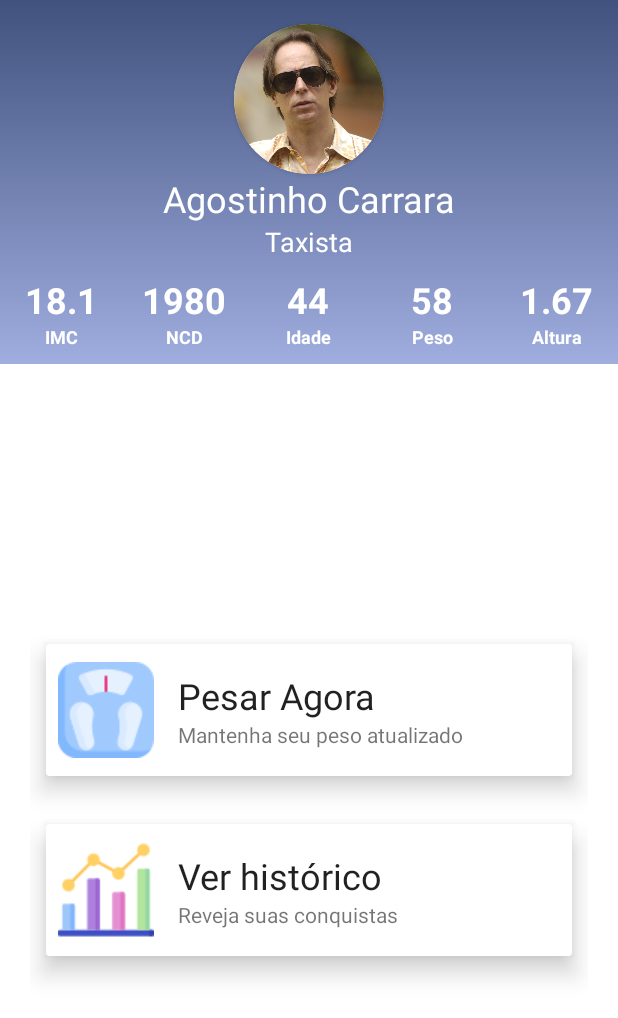
After one commit to bruno95olly/imcApp-projeto, an Android app: the DashboardActivity screen opened directly, with no data from a screen before it, on a phone screen of 412 x 824 dp. The commit adds this screen. Shown: the top 1018 px of the screen. Run offline under Robolectric (Android 15) with nearby library versions, the phone set to English and light mode, and no system bars; Roboto replaces fonts that are not available here.

Commit message:
dashboard feita

```diff
--- /dev/null
+++ b/app/src/main/java/com/example/imcapp/DashboardActivity.kt
@@ -0,0 +1,14 @@
+package com.example.imcapp
+
+import androidx.appcompat.app.AppCompatActivity
+import android.os.Bundle
+
+class DashboardActivity : AppCompatActivity() {
+    override fun onCreate(savedInstanceState: Bundle?) {
+        super.onCreate(savedInstanceState)
+        setContentView(R.layout.activity_dashboard)
+
+        supportActionBar!!.hide()
+
+    }
+}
--- a/app/src/main/java/com/example/imcapp/MainActivity.kt
+++ b/app/src/main/java/com/example/imcapp/MainActivity.kt
@@ -1,12 +1,21 @@
 package com.example.imcapp
 
+import android.content.Intent
 import androidx.appcompat.app.AppCompatActivity
 import android.os.Bundle
+import android.widget.Button
 
 class MainActivity : AppCompatActivity() {
     override fun onCreate(savedInstanceState: Bundle?) {
         super.onCreate(savedInstanceState)
         setContentView(R.layout.activity_main)
         supportActionBar!!.hide()
+
+        val buttonEntrar = findViewById<Button>(R.id.button_entrar)
+
+        buttonEntrar.setOnClickListener{
+            val abrirDashboard = Intent (this, DashboardActivity::class.java)
+            startActivity(abrirDashboard)
+        }
     }
 }
--- /dev/null
+++ b/app/src/main/res/drawable/gradient_dashboard.xml
@@ -0,0 +1,10 @@
+<?xml version="1.0" encoding="utf-8"?>
+<shape xmlns:android="http://schemas.android.com/apk/res/android">
+
+    <gradient
+        android:startColor="@color/principal_700"
+        android:endColor="@color/principal_200"
+        android:angle="270">
+
+    </gradient>
+</shape>
--- a/app/src/main/res/drawable/wave_down.xml
+++ b/app/src/main/res/drawable/wave_down.xml
@@ -5,5 +5,5 @@
     android:viewportHeight="320">
   <path
       android:pathData="M0,224L40,224C80,224 160,224 240,202.7C320,181 400,139 480,138.7C560,139 640,181 720,213.3C800,245 880,267 960,250.7C1040,235 1120,181 1200,170.7C1280,160 1360,192 1400,208L1440,224L1440,0L1400,0C1360,0 1280,0 1200,0C1120,0 1040,0 960,0C880,0 800,0 720,0C640,0 560,0 480,0C400,0 320,0 240,0C160,0 80,0 40,0L0,0Z"
-      android:fillColor="#6f7ead"/>
+      android:fillColor="@color/principal_700"/>
 </vector>
--- a/app/src/main/res/drawable/wave_up.xml
+++ b/app/src/main/res/drawable/wave_up.xml
@@ -5,5 +5,5 @@
     android:viewportHeight="320">
   <path
       android:pathData="M0,224L40,224C80,224 160,224 240,202.7C320,181 400,139 480,138.7C560,139 640,181 720,213.3C800,245 880,267 960,250.7C1040,235 1120,181 1200,170.7C1280,160 1360,192 1400,208L1440,224L1440,320L1400,320C1360,320 1280,320 1200,320C1120,320 1040,320 960,320C880,320 800,320 720,320C640,320 560,320 480,320C400,320 320,320 240,320C160,320 80,320 40,320L0,320Z"
-      android:fillColor="#6f7ead"/>
+      android:fillColor="@color/principal_700"/>
 </vector>
--- /dev/null
+++ b/app/src/main/res/layout/activity_dashboard.xml
@@ -0,0 +1,240 @@
+<?xml version="1.0" encoding="utf-8"?>
+<LinearLayout xmlns:android="http://schemas.android.com/apk/res/android"
+    xmlns:app="http://schemas.android.com/apk/res-auto"
+    xmlns:tools="http://schemas.android.com/tools"
+    android:layout_width="match_parent"
+    android:layout_height="match_parent"
+    tools:context=".DashboardActivity"
+    android:orientation="vertical">
+
+    <LinearLayout
+        android:layout_width="match_parent"
+        android:layout_height="wrap_content"
+        android:background="@drawable/gradient_dashboard"
+        android:orientation="vertical"
+        >
+        <androidx.cardview.widget.CardView
+            android:layout_width="100dp"
+            android:layout_height="100dp"
+            app:cardCornerRadius="50dp"
+            android:layout_gravity="center_horizontal"
+            android:layout_marginTop="16dp">
+
+            <ImageView
+                android:layout_width="match_parent"
+                android:layout_height="match_parent"
+                android:src="@drawable/ac"
+                android:scaleType="centerCrop"
+                >
+
+            </ImageView>
+        </androidx.cardview.widget.CardView>
+
+            <TextView
+                android:layout_width="wrap_content"
+                android:layout_height="wrap_content"
+                android:text="Agostinho Carrara"
+                android:layout_gravity="center"
+                android:textAppearance="@style/TextAppearance.MaterialComponents.Headline5"
+                android:textColor="@color/white"/>
+            <TextView
+                android:layout_width="wrap_content"
+                android:layout_height="wrap_content"
+                android:text="Taxista"
+                android:layout_gravity="center"
+                android:textAppearance="@style/TextAppearance.AppCompat.Medium"
+                android:textColor="@color/white"/>
+
+        <LinearLayout
+            android:layout_width="match_parent"
+            android:layout_height="wrap_content"
+            android:layout_marginTop="10dp">
+
+            <TextView
+                android:layout_width="0dp"
+                android:layout_weight="1"
+                android:layout_height="wrap_content"
+                android:text="18.1"
+                android:gravity="center"
+                style="@style/dashboard_values"
+                />
+            <TextView
+                android:layout_width="0dp"
+                android:layout_weight="1"
+                android:layout_height="wrap_content"
+                android:text="1980"
+                android:gravity="center"
+                style="@style/dashboard_values"
+
+                />
+            <TextView
+                android:layout_width="0dp"
+                android:layout_weight="1"
+                android:layout_height="wrap_content"
+                android:text="44"
+                android:gravity="center"
+                style="@style/dashboard_values"
+
+                />
+
+            <TextView
+                android:layout_width="0dp"
+                android:layout_weight="1"
+                android:layout_height="wrap_content"
+                android:text="58"
+                android:gravity="center"
+                style="@style/dashboard_values"
+                />
+            <TextView
+                android:layout_width="0dp"
+                android:layout_weight="1"
+                android:layout_height="wrap_content"
+                android:text="1.67"
+                android:gravity="center"
+                style="@style/dashboard_values"
+                />
+        </LinearLayout>
+        <LinearLayout
+            android:layout_width="match_parent"
+            android:layout_height="wrap_content"
+            android:layout_marginBottom="10dp">
+
+            <TextView
+                android:layout_width="0dp"
+                android:layout_weight="1"
+                android:layout_height="wrap_content"
+                android:text="IMC"
+                android:gravity="center"
+                style="@style/dashboard_names"
+                />
+            <TextView
+                android:layout_width="0dp"
+                android:layout_weight="1"
+                android:layout_height="wrap_content"
+                android:text="NCD"
+                android:gravity="center"
+                style="@style/dashboard_names"
+                />
+            <TextView
+                android:layout_width="0dp"
+                android:layout_weight="1"
+                android:layout_height="wrap_content"
+                android:text="Idade"
+                android:gravity="center"
+                style="@style/dashboard_names"
+                />
+            <TextView
+                android:layout_width="0dp"
+                android:layout_weight="1"
+                android:layout_height="wrap_content"
+                android:text="Peso"
+                android:gravity="center"
+                style="@style/dashboard_names"
+                />
+            <TextView
+                android:layout_width="0dp"
+                android:layout_weight="1"
+                android:layout_height="wrap_content"
+                android:text="Altura"
+                android:gravity="center"
+                style="@style/dashboard_names"
+                />
+        </LinearLayout>
+    </LinearLayout>
+    <LinearLayout
+        android:layout_width="match_parent"
+        android:orientation="vertical"
+        android:layout_height="match_parent"
+        android:padding="20dp"
+        android:gravity="center_vertical"
+        >
+        <androidx.cardview.widget.CardView
+            android:layout_width="match_parent"
+            android:layout_height="120dp"
+            app:cardElevation="10dp"
+            app:cardUseCompatPadding="true"
+            >
+            <RelativeLayout
+                android:layout_width="match_parent"
+                android:layout_height="match_parent">
+
+                <ImageView
+                    android:id="@+id/balance"
+                    android:layout_width="wrap_content"
+                    android:layout_height="wrap_content"
+                    android:src="@drawable/bathroomscale"
+                    android:layout_alignParentTop="true"
+                    android:layout_alignParentBottom="true"
+                    android:layout_marginStart="8dp"/>
+
+                <LinearLayout
+                    android:layout_width="match_parent"
+                    android:layout_height="match_parent"
+                    android:orientation="vertical"
+                    android:layout_toEndOf="@id/balance"
+                    android:layout_alignParentEnd="true"
+                    android:layout_alignParentBottom="true"
+                    android:layout_alignParentTop="true"
+                    android:layout_marginStart="16dp"
+                    android:gravity="center_vertical">
+
+                    <TextView
+                        android:layout_width="wrap_content"
+                        android:layout_height="wrap_content"
+                        android:text="Pesar Agora"
+                        style="@style/TextAppearance.MaterialComponents.Headline5"
+                        />
+                    <TextView
+                        android:layout_width="wrap_content"
+                        android:layout_height="wrap_content"
+                        android:text="Mantenha seu peso atualizado"
+                        />
+                </LinearLayout>
+            </RelativeLayout>
+        </androidx.cardview.widget.CardView>
+        <androidx.cardview.widget.CardView
+            android:layout_width="match_parent"
+            android:layout_height="120dp"
+            app:cardElevation="10dp"
+            app:cardUseCompatPadding="true"
+            >
+            <RelativeLayout
+                android:layout_width="match_parent"
+                android:layout_height="match_parent">
+
+                <ImageView
+                    android:id="@+id/historico"
+                    android:layout_width="wrap_content"
+                    android:layout_height="wrap_content"
+                    android:src="@drawable/barchart"
+                    android:layout_alignParentTop="true"
+                    android:layout_alignParentBottom="true"
+                    android:layout_marginStart="8dp"/>
+
+                <LinearLayout
+                    android:layout_width="match_parent"
+                    android:layout_height="match_parent"
+                    android:orientation="vertical"
+                    android:layout_toEndOf="@id/historico"
+                    android:layout_alignParentEnd="true"
+                    android:layout_alignParentBottom="true"
+                    android:layout_alignParentTop="true"
+                    android:layout_marginStart="16dp"
+                    android:gravity="center_vertical">
+
+                    <TextView
+                        android:layout_width="wrap_content"
+                        android:layout_height="wrap_content"
+                        android:text="Ver histórico"
+                        style="@style/TextAppearance.MaterialComponents.Headline5"
+                        />
+                    <TextView
+                        android:layout_width="wrap_content"
+                        android:layout_height="wrap_content"
+                        android:text="Reveja suas conquistas"
+                        />
+                </LinearLayout>
+            </RelativeLayout>
+        </androidx.cardview.widget.CardView>
+    </LinearLayout>
+</LinearLayout>
--- a/app/src/main/res/layout/activity_main.xml
+++ b/app/src/main/res/layout/activity_main.xml
@@ -5,12 +5,7 @@
     android:layout_width="match_parent"
     android:layout_height="match_parent"
     tools:context=".MainActivity"
-
-
-
-
     >
-
 
     <RelativeLayout
         android:id="@+id/rl_header"
@@ -20,7 +15,7 @@
         android:layout_alignParentStart="true"
         android:layout_alignParentEnd="true"
         android:padding="20dp"
-        android:background="@color/principal">
+        android:background="@color/principal_700">
 
         <TextView
             android:id="@+id/tv_titulo"
@@ -70,105 +65,106 @@
         android:layout_marginBottom="4dp"
         android:layout_centerInParent="true"
         />
+
     <ScrollView
         android:layout_width="match_parent"
         android:layout_height="match_parent"
+        android:layout_above="@id/iv_wave_up"
         android:layout_below="@id/iv_wave_bottom"
-        android:layout_above="@id/iv_wave_up">
+        android:layout_marginTop="-3dp"
+        android:layout_marginBottom="3dp">
 
         <LinearLayout
             android:layout_width="match_parent"
             android:layout_height="match_parent"
+            android:layout_above="@id/iv_wave_up"
             android:layout_below="@id/iv_wave_bottom"
-            android:layout_above="@id/iv_wave_up"
             android:layout_alignParentStart="true"
             android:layout_alignParentEnd="true"
             android:orientation="vertical"
             android:paddingStart="20dp"
-            android:paddingEnd="20dp"
-            >
+            android:paddingEnd="20dp">
 
             <TextView
                 android:layout_width="wrap_content"
                 android:layout_height="wrap_content"
                 android:text="@string/login_titulo"
-                android:textAppearance="@style/titulo"
-                />
+                android:textAppearance="@style/titulo" />
+
             <TextView
                 android:layout_width="wrap_content"
                 android:layout_height="wrap_content"
                 android:text="@string/login_subtitulo"
-                android:textAppearance="@style/TextAppearance.AppCompat.Medium"
-                />
+                android:textAppearance="@style/TextAppearance.AppCompat.Medium" />
+
             <com.google.android.material.textfield.TextInputLayout
+                style="@style/Widget.MaterialComponents.TextInputLayout.OutlinedBox"
                 android:layout_width="match_parent"
                 android:layout_height="wrap_content"
                 android:layout_marginTop="20dp"
-                app:endIconMode="clear_text"
-                style="@style/Widget.MaterialComponents.TextInputLayout.OutlinedBox"
                 android:hint="@string/login_et_email"
-                >
+                app:endIconMode="clear_text">
 
                 <EditText
                     android:layout_width="match_parent"
                     android:layout_height="wrap_content"
-                    android:inputType="textEmailAddress"
-                    />
-
+                    android:inputType="textEmailAddress" />
 
 
             </com.google.android.material.textfield.TextInputLayout>
+
             <com.google.android.material.textfield.TextInputLayout
+                style="@style/Widget.MaterialComponents.TextInputLayout.OutlinedBox"
                 android:layout_width="match_parent"
                 android:layout_height="wrap_content"
                 android:layout_marginTop="20dp"
-                style="@style/Widget.MaterialComponents.TextInputLayout.OutlinedBox"
                 android:hint="@string/login_et_senha"
-                app:passwordToggleEnabled="true"
-                >
+                app:passwordToggleEnabled="true">
 
                 <EditText
                     android:layout_width="match_parent"
                     android:layout_height="wrap_content"
-                    android:inputType="numberPassword"
-                    />
+                    android:inputType="numberPassword" />
             </com.google.android.material.textfield.TextInputLayout>
 
             <Button
+                android:id="@+id/button_entrar"
+                style="@style/button_login"
                 android:layout_width="match_parent"
                 android:layout_height="wrap_content"
-                android:text="@string/login_entrar"
-                style="@style/button_login"/>
+                android:text="@string/login_entrar" />
 
             <CheckBox
                 android:layout_width="wrap_content"
                 android:layout_height="wrap_content"
-                android:text="@string/login_lembrar_me"
                 android:layout_gravity="end"
-                />
+                android:text="@string/login_lembrar_me" />
+
             <Button
+                style="@style/Widget.MaterialComponents.Button.TextButton"
                 android:layout_width="wrap_content"
                 android:layout_height="wrap_content"
+                android:layout_gravity="end"
                 android:text="@string/login_esqueci_a_senha"
-                android:layout_gravity="end"
-                android:textAllCaps="false"
-                />
+                android:textAllCaps="false" />
+
             <LinearLayout
                 android:layout_width="match_parent"
                 android:layout_height="wrap_content"
                 android:gravity="end|center_vertical">
+
                 <TextView
                     android:layout_width="wrap_content"
                     android:layout_height="wrap_content"
-                    android:text="Não tem uma conta?"
-                    />
+                    android:text="Não tem uma conta?" />
+
                 <Button
+                    style="@style/Widget.MaterialComponents.Button.TextButton"
                     android:layout_width="wrap_content"
                     android:layout_height="wrap_content"
-                    android:text="Esqueci a senha"
                     android:layout_gravity="end"
-                    style="@style/Widget.MaterialComponents.Button.TextButton"
-                    android:textAllCaps="false"/>
+                    android:text="Criar Conta"
+                    android:textAllCaps="false" />
             </LinearLayout>
         </LinearLayout>
     </ScrollView>
--- a/app/src/main/res/values/colors.xml
+++ b/app/src/main/res/values/colors.xml
@@ -6,5 +6,8 @@
     <color name="teal_200">#FF03DAC5</color>
     <color name="teal_700">#FF018786</color>
     <color name="black">#FF000000</color>
-    <color name="principal">#6f7ead</color>
+    <color name="white">#ffffff</color>
+    <color name="principal_200">#9faddf</color>
+    <color name="principal_500">#6f7ead</color>
+    <color name="principal_700">#41527e</color>
 </resources>
--- a/app/src/main/res/values/themes.xml
+++ b/app/src/main/res/values/themes.xml
@@ -2,9 +2,13 @@
     <!-- Base application theme. -->
     <style name="Theme.ImcApp" parent="Theme.MaterialComponents.DayNight.DarkActionBar">
         <!-- Primary brand color. -->
-        <item name="colorPrimary">@color/purple_500</item>
+<!--        <item name="colorPrimary">@color/purple_500</item>
         <item name="colorPrimaryVariant">@color/purple_700</item>
-        <item name="colorOnPrimary">@color/principal</item>
+        <item name="colorOnPrimary">@color/white</item>
+-->
+        <item name="colorPrimary">@color/principal_500</item>
+        <item name="colorPrimaryVariant">@color/principal_700</item>
+        <item name="colorOnPrimary">@color/white</item>
         <!-- Secondary brand color. -->
         <item name="colorSecondary">@color/teal_200</item>
         <item name="colorSecondaryVariant">@color/teal_700</item>
@@ -23,9 +27,21 @@
     </style>
 
     <style name="button_login" parent="@style/Widget.MaterialComponents.Button">
-        <item name="backgroundTint">#38609C</item>
+        <item name="backgroundTint">@color/principal_700</item>
         <item name="android:padding">12dp</item>
         <item name="cornerRadius">13dp</item>
         <item name="android:textColor">#ffffff</item>
     </style>
+    <style name="button_reset_pwd" parent="@style/Widget.MaterialComponents.Button">
+        <item name="backgroundTint">@color/principal_700</item>
+    </style>
+    <style name="dashboard_values" parent="TextAppearance.MaterialComponents.Headline5">
+        <item name="android:textColor">@color/white</item>
+        <item name="android:textStyle">bold</item>
+    </style>
+    <style name="dashboard_names" parent="TextAppearance.MaterialComponents.Headline5">
+        <item name="android:textColor">@color/white</item>
+        <item name="android:textSize">12sp</item>
+        <item name="android:textStyle">bold</item>
+    </style>
 </resources>
```
Also changed, not shown: app/src/main/AndroidManifest.xml (+7 -3 lines), app/src/main/res/drawable/ac.jpg (added), app/src/main/res/drawable/agostinho.jpg (added), app/src/main/res/drawable/barchart.png (added), app/src/main/res/drawable/bathroomscale.png (added), app/src/main/res/drawable/beicola.jpg (added).
